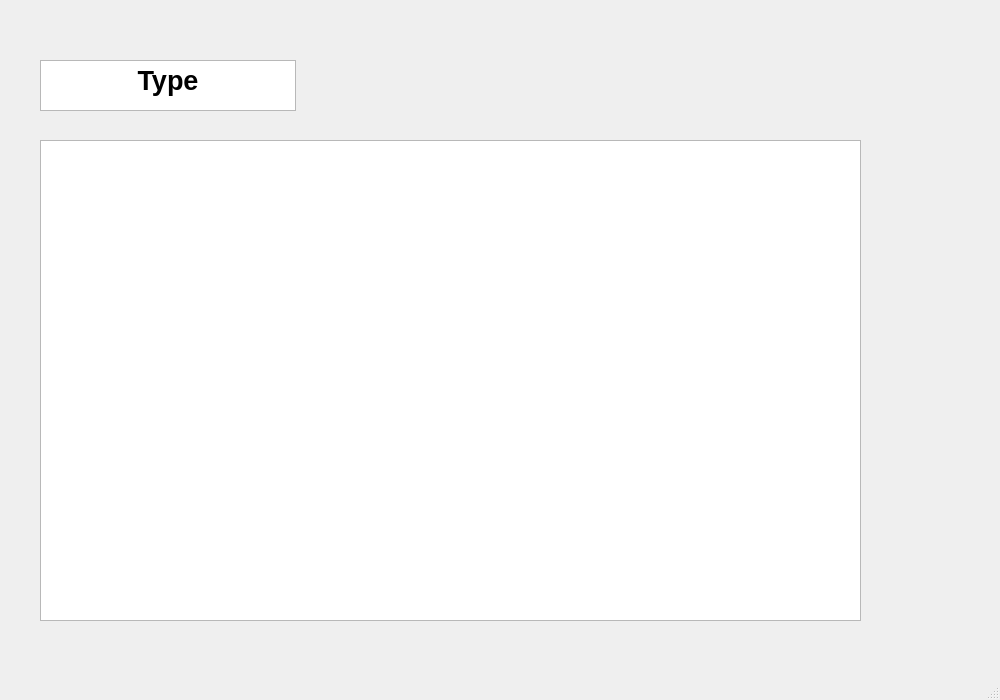
Above: project.ui from SarujT1302/AppDrummer before the change. Below: the same form after it.
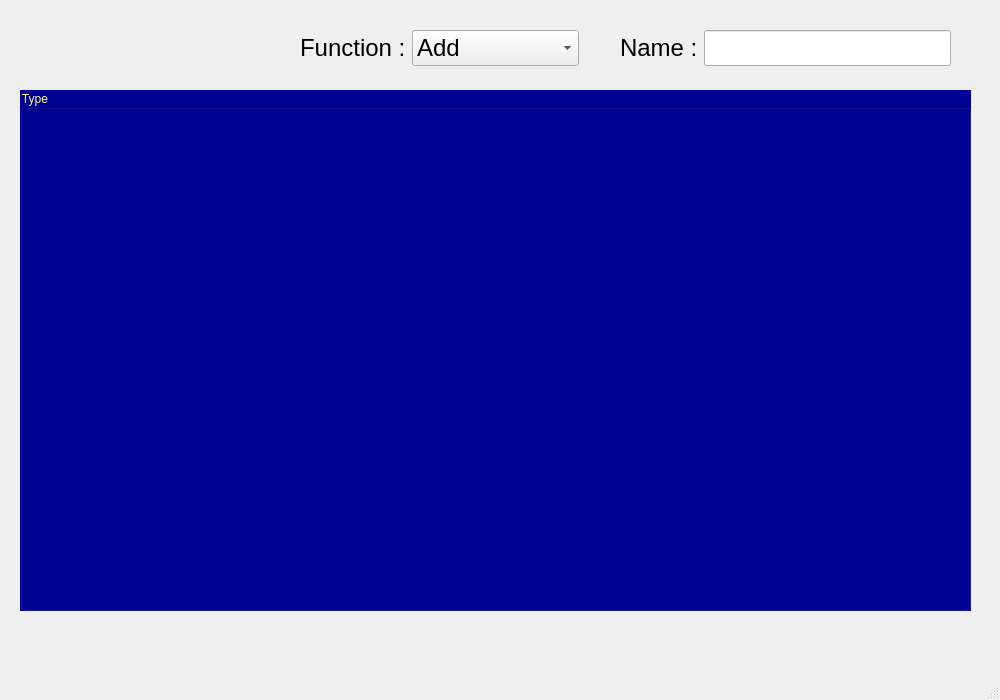
That is the form after the change. The open tabs and pages were chosen to show the change. Icons and pictures are not drawn.

Patch:
```diff
--- a/project.ui
+++ b/project.ui
@@ -35,32 +35,90 @@
      <number>1</number>
     </property>
     <widget class="QWidget" name="page">
-     <widget class="QListView" name="listView">
+     <widget class="QGroupBox" name="groupBox">
       <property name="geometry">
        <rect>
-        <x>40</x>
-        <y>140</y>
-        <width>821</width>
-        <height>481</height>
+        <x>20</x>
+        <y>90</y>
+        <width>951</width>
+        <height>521</height>
        </rect>
       </property>
+      <property name="styleSheet">
+       <string notr="true">background-color: rgb(170, 170, 255);
+background-color: rgb(0, 0, 149);
+color: rgb(255, 255, 127);
+font: 26pt &quot;Algerian&quot;;</string>
+      </property>
+      <property name="title">
+       <string>Type</string>
+      </property>
+      <widget class="QWidget" name="gridLayoutWidget">
+       <property name="geometry">
+        <rect>
+         <x>20</x>
+         <y>50</y>
+         <width>911</width>
+         <height>451</height>
+        </rect>
+       </property>
+       <layout class="QGridLayout" name="gridLayout_3"/>
+      </widget>
      </widget>
-     <widget class="QTextBrowser" name="textBrowser_2">
+     <widget class="QWidget" name="formLayoutWidget">
       <property name="geometry">
        <rect>
-        <x>40</x>
-        <y>60</y>
-        <width>256</width>
+        <x>620</x>
+        <y>30</y>
+        <width>331</width>
         <height>51</height>
        </rect>
       </property>
-      <property name="html">
-       <string>&lt;!DOCTYPE HTML PUBLIC &quot;-//W3C//DTD HTML 4.0//EN&quot; &quot;http://www.w3.org/TR/REC-html40/strict.dtd&quot;&gt;
-&lt;html&gt;&lt;head&gt;&lt;meta name=&quot;qrichtext&quot; content=&quot;1&quot; /&gt;&lt;style type=&quot;text/css&quot;&gt;
-p, li { white-space: pre-wrap; }
-&lt;/style&gt;&lt;/head&gt;&lt;body style=&quot; font-family:'MS Shell Dlg 2'; font-size:18pt; font-weight:400; font-style:normal;&quot;&gt;
-&lt;p align=&quot;center&quot; style=&quot; margin-top:0px; margin-bottom:0px; margin-left:0px; margin-right:0px; -qt-block-indent:0; text-indent:0px;&quot;&gt;&lt;span style=&quot; font-size:20pt; font-weight:600;&quot;&gt;Type&lt;/span&gt;&lt;/p&gt;&lt;/body&gt;&lt;/html&gt;</string>
+      <layout class="QFormLayout" name="formLayout">
+       <item row="0" column="0">
+        <widget class="QLabel" name="label_2">
+         <property name="text">
+          <string>Name :</string>
+         </property>
+        </widget>
+       </item>
+       <item row="0" column="1">
+        <widget class="QLineEdit" name="lineEdit_2"/>
+       </item>
+      </layout>
+     </widget>
+     <widget class="QWidget" name="formLayoutWidget_2">
+      <property name="geometry">
+       <rect>
+        <x>300</x>
+        <y>30</y>
+        <width>279</width>
+        <height>87</height>
+       </rect>
       </property>
+      <layout class="QFormLayout" name="formLayout_2">
+       <item row="0" column="1">
+        <widget class="QComboBox" name="comboBox_2">
+         <item>
+          <property name="text">
+           <string>Add</string>
+          </property>
+         </item>
+         <item>
+          <property name="text">
+           <string>Remove</string>
+          </property>
+         </item>
+        </widget>
+       </item>
+       <item row="0" column="0">
+        <widget class="QLabel" name="label_3">
+         <property name="text">
+          <string>Function :</string>
+         </property>
+        </widget>
+       </item>
+      </layout>
      </widget>
     </widget>
     <widget class="QWidget" name="page_3">
```
Left out of the diff: 166 changed lines with no effect on the pictures.
